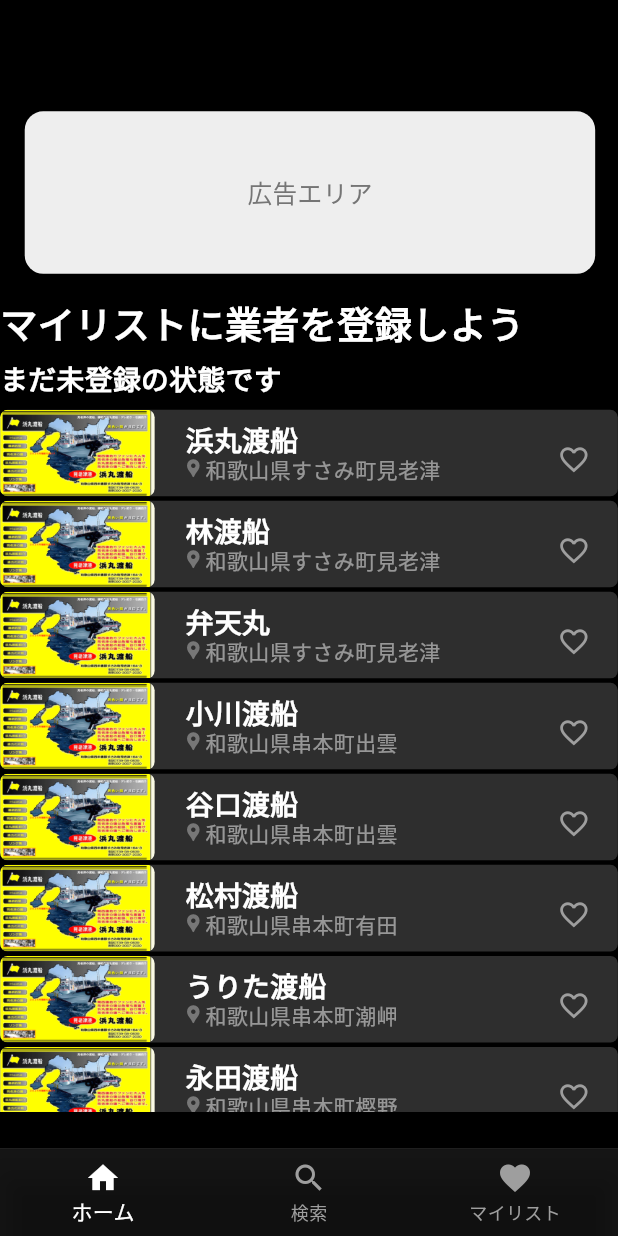
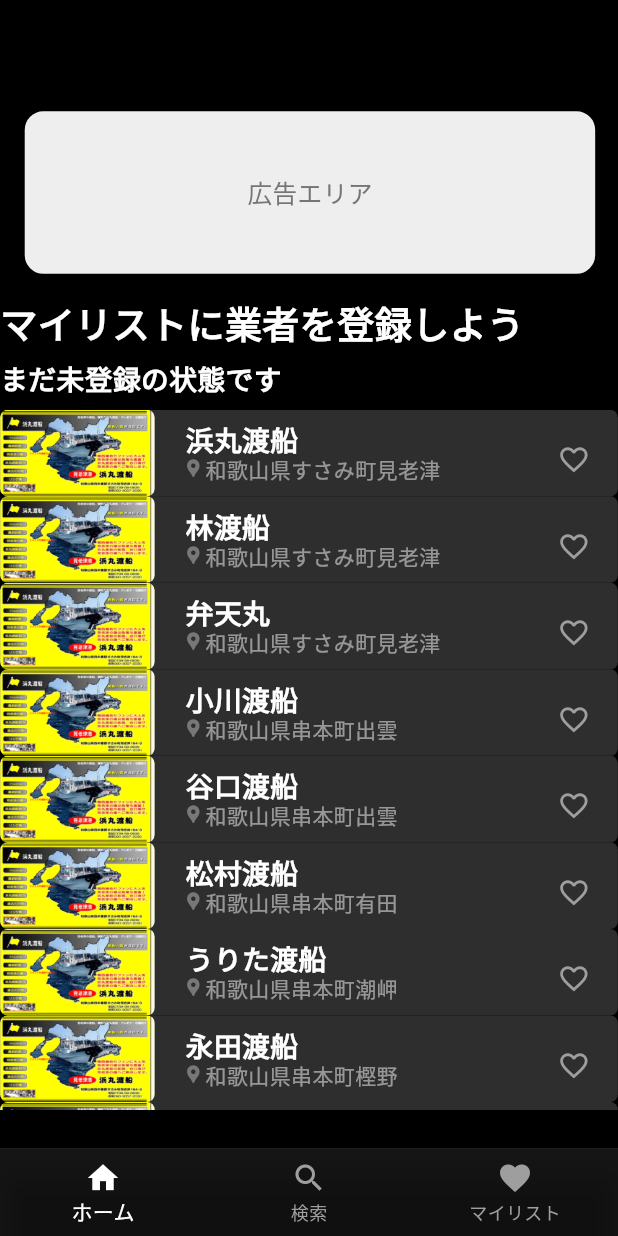
Before and after one commit to Kaito-nagai/fishing_app, a Flutter app: the screen it shows after launch, on a phone screen of 412 x 824 dp. Run offline on Flutter 3.47's test engine with Material 3 defaults, Android fonts, the phone set to English and light mode, and no system bars; our stand-ins replace flutter_dotenv, logger, shared_preferences; Roboto replaces fonts that are missing (Noto Sans JP).

Commit message:
“少し修正

```diff
--- a/lib/components/vendor_list.dart
+++ b/lib/components/vendor_list.dart
@@ -10,14 +10,14 @@ class Vendor {
   final String title;
   final String location;
   final String imagePath;
-  final String catchInfo; // 🔹 新規追加：catch_infoを保持
+  final String catchInfo;
 
   Vendor({
     required this.id,
     required this.title,
     required this.location,
     required this.imagePath,
-    required this.catchInfo, // 🔹 コンストラクタに追加
+    required this.catchInfo,
   });
 }
 
@@ -37,23 +37,24 @@ class VendorList extends StatelessWidget {
   Widget build(BuildContext context) {
     logger.i("VendorList - navigateToMyListScreen: $navigateToMyListScreen");
 
-    return ListView.builder(
+    return Padding(
+      padding: const EdgeInsets.symmetric(horizontal: 0.1, vertical: 1.5),
+      child: ListView.builder(
         padding: EdgeInsets.zero,
         physics: const AlwaysScrollableScrollPhysics(),
+        shrinkWrap: true, // 🔹 親の制約に合わせる
         itemCount: vendors.length > 10 ? 10 : vendors.length,
         itemBuilder: (context, index) {
           final vendor = vendors[index];
           final isFavorite = favoritesProvider.isFavorite(vendor.id);
 
-        return Padding(
-          padding: const EdgeInsets.symmetric(horizontal: 0.1, vertical: 1.5),
-          child: ListItem(
+          return ListItem(
             title: vendor.title,
             location: vendor.location,
             imagePath: vendor.imagePath,
             isFavorite: isFavorite,
             navigateToMyListScreen: navigateToMyListScreen,
-            catchInfoUrl: vendor.catchInfo, // 🔹 ListItemにcatch_infoを渡す
+            catchInfoUrl: vendor.catchInfo,
             onFavoritePressed: () {
               if (isFavorite) {
                 favoritesProvider.removeFavorite(vendor.id);
@@ -63,13 +64,13 @@ class VendorList extends StatelessWidget {
                   'name': vendor.title,
                   'location': vendor.location,
                   'imagePath': vendor.imagePath,
-                  'catchInfo': vendor.catchInfo, // 🔹 お気に入りにもcatch_infoを追加
+                  'catchInfo': vendor.catchInfo,
                 });
               }
             },
-          ),
           );
         },
+      ),
     );
   }
 }
--- a/lib/pages/home_initial.dart
+++ b/lib/pages/home_initial.dart
@@ -4,12 +4,11 @@ import 'package:fishing_app/widgets/bottom_nav.dart';
 import 'package:fishing_app/widgets/label_text_widget.dart';
 import 'package:fishing_app/widgets/ad_banner.dart';
 import 'package:fishing_app/components/vendor_list.dart';
-import 'package:fishing_app/utils/json_loader.dart'; // loadVendorsFromJson をインポート
-import 'package:provider/provider.dart'; // Provider パッケージをインポート
-import 'package:fishing_app/providers/favorites_provider.dart'; // FavoritesProvider をインポート
-import 'package:fishing_app/screens/my_list_screen.dart'; // MyListScreen をインポート
+import 'package:fishing_app/utils/json_loader.dart';
+import 'package:provider/provider.dart';
+import 'package:fishing_app/providers/favorites_provider.dart';
+import 'package:fishing_app/screens/my_list_screen.dart';
 
-// グローバルスコープで Logger を初期化
 final logger = Logger();
 
 class HomeInitialScreen extends StatelessWidget {
@@ -19,13 +18,11 @@ class HomeInitialScreen extends StatelessWidget {
   Widget build(BuildContext context) {
     final screenWidth = MediaQuery.of(context).size.width;
     final screenHeight = MediaQuery.of(context).size.height;
-
-    // FavoritesProvider を使用してお気に入りリストを取得
     final favoritesProvider = context.watch<FavoritesProvider>();
 
-    // 🔹 お気に入りがある場合、自動的にMyListScreenへ遷移するよう修正
+    // 🔹 検索結果画面からは自動遷移しない
     WidgetsBinding.instance.addPostFrameCallback((_) {
-      if (favoritesProvider.favorites.isNotEmpty) {
+      if (favoritesProvider.favorites.isNotEmpty && ModalRoute.of(context)?.settings.name != '/search_results') {
         Navigator.pushReplacement(
           context,
           MaterialPageRoute(builder: (context) => const MyListScreen()),
@@ -34,7 +31,7 @@ class HomeInitialScreen extends StatelessWidget {
     });
 
     return Scaffold(
-      backgroundColor: const Color.fromARGB(255, 0, 0, 0), // ダークモードの背景色を指定
+      backgroundColor: const Color.fromARGB(255, 0, 0, 0),
       body: Stack(
         children: [
           Positioned(
@@ -42,11 +39,10 @@ class HomeInitialScreen extends StatelessWidget {
             top: screenHeight * 0.240,
             child: SizedBox(
               width: screenWidth * 1,
-              height: screenHeight * 0.66, // 全体の高さを制限
+              height: screenHeight * 0.66,
               child: Column(
                 crossAxisAlignment: CrossAxisAlignment.start,
                 children: [
-                  // 上部テキスト
                   LabelTextWidget(
                     text: 'マイリストに業者を登録しよう',
                     fontSize: 0.06,
@@ -63,22 +59,19 @@ class HomeInitialScreen extends StatelessWidget {
                     width: 0.98,
                     height: 0.030,
                   ),
-                  const SizedBox(height: 8.0), // テキストとリストの間の余白を調整
-
-                  // 業者リスト（スクロール可能）
+                  const SizedBox(height: 8.0),
                   Expanded(
                     child: FutureBuilder<List<Vendor>>(
-                      future: loadVendorsFromJson(), // JSON データを読み込む
+                      future: loadVendorsFromJson(),
                       builder: (context, snapshot) {
                         if (snapshot.connectionState == ConnectionState.waiting) {
-                          return const Center(
-                              child: CircularProgressIndicator()); // ローディング表示
+                          return const Center(child: CircularProgressIndicator());
                         } else if (snapshot.hasError) {
                           return Text('エラー: ${snapshot.error}');
                         } else if (snapshot.hasData) {
                           return VendorList(
-                            vendors: snapshot.data!, // 業者リスト
-                            favoritesProvider: favoritesProvider, // 修正: FavoritesProviderを渡す
+                            vendors: snapshot.data!,
+                            favoritesProvider: favoritesProvider,
                           );
                         } else {
                           return const Text('データが見つかりません');
--- a/lib/screens/search_results.dart
+++ b/lib/screens/search_results.dart
@@ -85,7 +85,7 @@ class SearchResultsState extends State<SearchResults> {
                     : VendorList(
                         vendors: widget.searchResults,
                         favoritesProvider: favoritesProvider,
-                        navigateToMyListScreen: false, // 即座に遷移しない
+                        navigateToMyListScreen: false, // 🔹 ここを修正して即座に遷移しない
                       ),
               ),
             ),
--- a/lib/widgets/list_item.dart
+++ b/lib/widgets/list_item.dart
@@ -1,6 +1,6 @@
 import 'package:flutter/material.dart';
 import 'package:fishing_app/screens/my_list_screen.dart';
-import 'package:url_launcher/url_launcher.dart'; // 🔹 追加：URL遷移用パッケージ
+import 'package:url_launcher/url_launcher.dart';
 
 class ListItem extends StatefulWidget {
   final String title;
@@ -9,7 +9,7 @@ class ListItem extends StatefulWidget {
   final bool isFavorite;
   final VoidCallback? onFavoritePressed;
   final bool navigateToMyListScreen;
-  final String catchInfoUrl; // 🔹 新規追加：catch_infoのURL
+  final String catchInfoUrl;
 
   const ListItem({
     super.key,
@@ -19,7 +19,7 @@ class ListItem extends StatefulWidget {
     required this.isFavorite,
     this.onFavoritePressed,
     this.navigateToMyListScreen = true,
-    required this.catchInfoUrl, // 🔹 必須パラメータとして追加
+    required this.catchInfoUrl,
   });
 
   @override
@@ -43,7 +43,8 @@ class ListItemState extends State<ListItem> {
       widget.onFavoritePressed!();
     }
 
-    if (widget.navigateToMyListScreen) {
+    // 🔹 条件分岐を追加
+    if (widget.navigateToMyListScreen && ModalRoute.of(context)?.settings.name != '/search_results') {
       Navigator.pushReplacement(
         context,
         MaterialPageRoute(builder: (context) => const MyListScreen()),
@@ -51,11 +52,10 @@ class ListItemState extends State<ListItem> {
     }
   }
 
-  // 🔹 業者タップ時にURLを開くメソッド
   void _launchCatchInfo() async {
     final Uri url = Uri.parse(widget.catchInfoUrl);
     if (await canLaunchUrl(url)) {
-      await launchUrl(url, mode: LaunchMode.externalApplication); // 外部ブラウザで開く
+      await launchUrl(url, mode: LaunchMode.externalApplication);
     } else {
       throw 'このURLを開けません: $url';
     }
@@ -66,8 +66,8 @@ class ListItemState extends State<ListItem> {
     final screenWidth = MediaQuery.of(context).size.width;
     final screenHeight = MediaQuery.of(context).size.height;
 
-    return GestureDetector( // 🔹 タップ検出を追加
-      onTap: _launchCatchInfo, // 🔹 タップ時にURL遷移
+    return GestureDetector(
+      onTap: _launchCatchInfo,
       child: SizedBox(
         width: double.infinity,
         height: screenHeight * 0.07,
```
Also changed, not shown: lib/screens/my_list_screen.dart (+10 -17 lines). Lines whose indentation alone changed are shown as unchanged.
